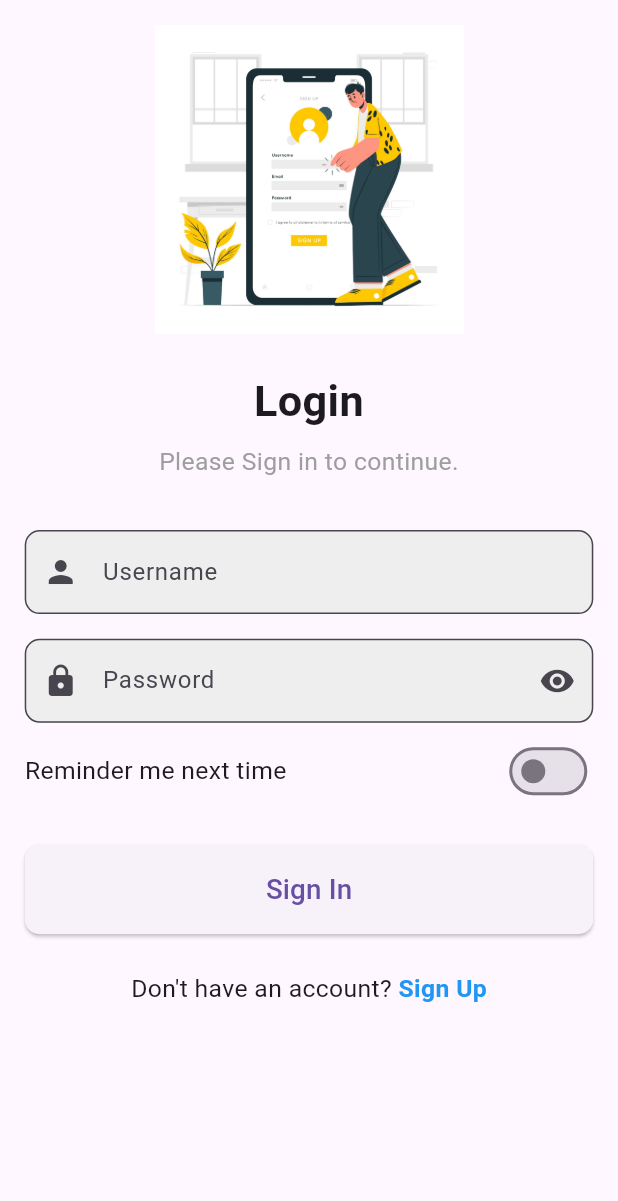
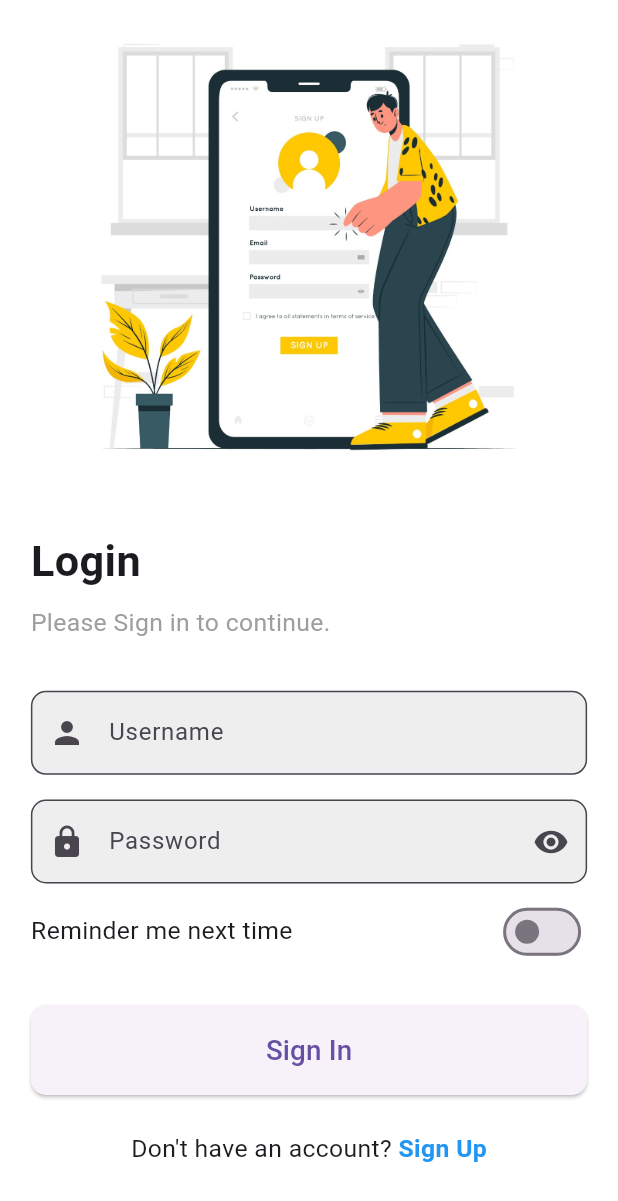
Before and after one commit to tamim1one/Login_Page-, a Flutter app: the screen it shows after launch, on a phone screen of 412 x 824 dp. Shown: the top 1201 px of the screen. Run offline on Flutter 3.47's test engine with Material 3 defaults, Android fonts, the phone set to English and light mode, and no system bars.

Commit message:
A simple login page in singlescrollchildview..

```diff
--- a/lib/main.dart
+++ b/lib/main.dart
@@ -9,6 +9,7 @@ class MyApp extends StatelessWidget {
   Widget build(BuildContext context) {
     return MaterialApp(
       home: Scaffold(
+        backgroundColor: Colors.white,
         resizeToAvoidBottomInset: true, // Prevent overflow when keyboard opens
         body: LayoutBuilder(
           builder: (context, constraints) {
@@ -17,8 +18,9 @@ class MyApp extends StatelessWidget {
 
             return SafeArea(
               child: SingleChildScrollView(
-                padding: EdgeInsets.all(
-                  screenWidth * 0.04,
+                padding: EdgeInsets.symmetric(
+                  horizontal: screenWidth * 0.05,
+
                 ), // Responsive padding
                 child: Column(
                   mainAxisAlignment: MainAxisAlignment.center,
@@ -27,11 +29,13 @@ class MyApp extends StatelessWidget {
                     // Top image
                     Image.asset(
                       'assets/image.jpg',
-                      height: screenHeight * 0.25, // Responsive height
+                      height: screenHeight * 0.4, // Responsive height
                     ),
                     SizedBox(height: screenHeight * 0.03), // Responsive spacing
                     // Login title
-                    Text(
+                    Align(
+                      alignment: Alignment.centerLeft,
+                      child: Text(
                         'Login',
                         style: TextStyle(
                           fontSize: screenWidth * 0.07, // Responsive font size
@@ -39,16 +43,20 @@ class MyApp extends StatelessWidget {
                         ),
                         textAlign: TextAlign.center,
                       ),
+                    ),
                     SizedBox(height: screenHeight * 0.01),
 
                     // Subtitle
-                    Text(
+                    Align(
+                      alignment: Alignment.centerLeft,
+                      child: Text(
                         'Please Sign in to continue.',
                         style: TextStyle(
                           fontSize: screenWidth * 0.04, // Responsive font size
                           color: Colors.grey,
                         ),
                         textAlign: TextAlign.center,
+                      ),
                     ),
                     SizedBox(height: screenHeight * 0.04),
 
```
Lines whose indentation alone changed are shown as unchanged.
